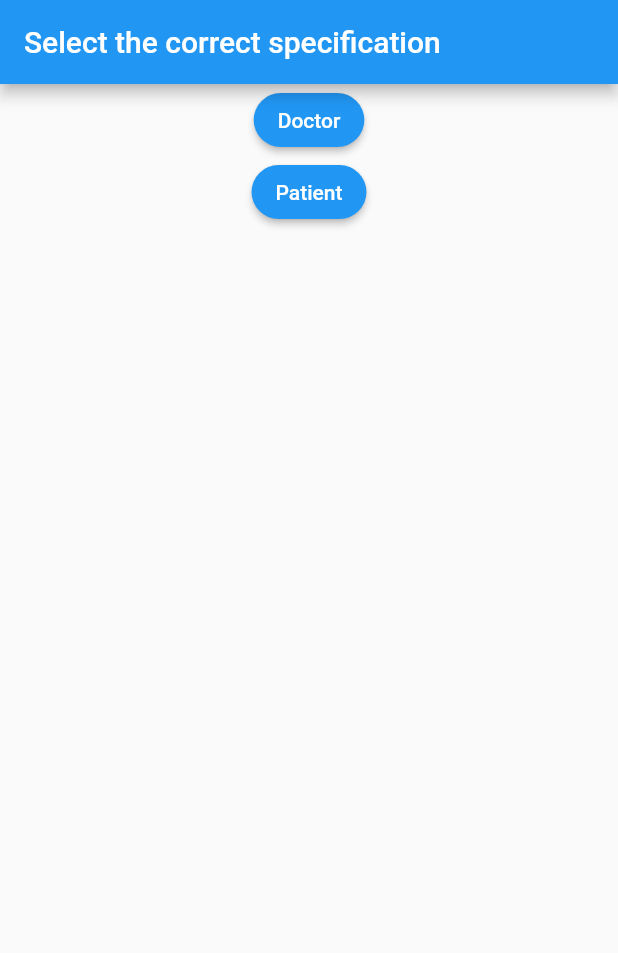
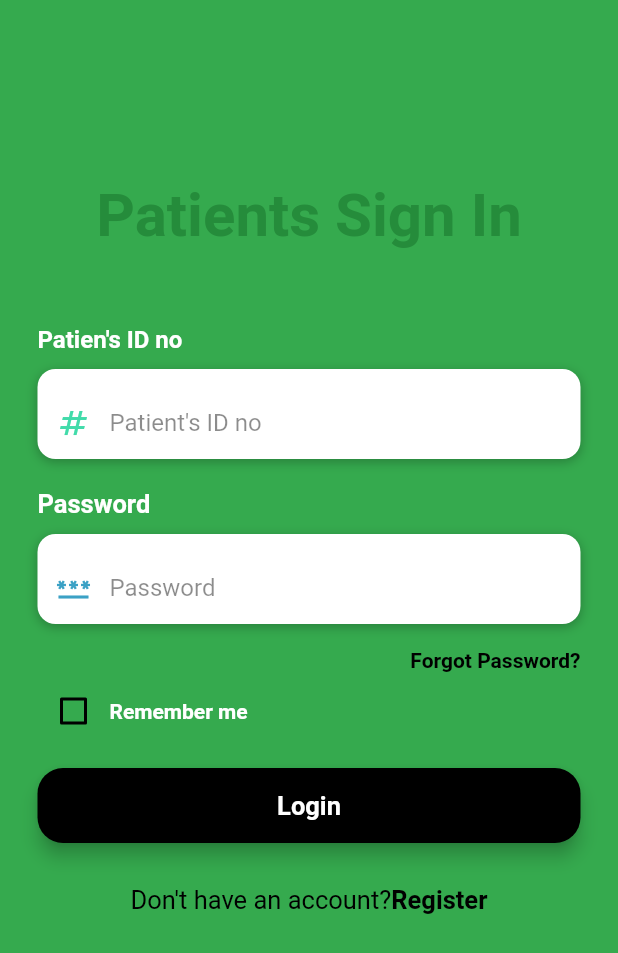
Before and after one commit to MosesColince/TodoAPP, a Flutter app: the screen it shows after launch, after a tap on "Patient", on a phone screen of 412 x 824 dp. Shown: the top 953 px of the screen. Run offline on Flutter 3.47's test engine with Material 2 defaults, Android fonts, the phone set to English and light mode, and no system bars.

Commit message:
Create main page#7

```diff
--- a/todoapp/lib/loginscreen/doctorlogin.dart
+++ b/todoapp/lib/loginscreen/doctorlogin.dart
@@ -16,7 +16,7 @@ class _LoginScreenState extends State<LoginScreen> {
     return Container(
       alignment: Alignment.centerRight,
       child: FlatButton(
-        onPressed: () => print("Forgot Password pressed"),
+        onPressed: () => print("Forgot Password Button pressed"),
         padding: EdgeInsets.only(right: 0),
         child: Text(
           "Forgot Password?",
@@ -135,7 +135,7 @@ class _LoginScreenState extends State<LoginScreen> {
         width: double.infinity,
         child: RaisedButton(
             elevation: 5,
-            onPressed: () => print("Login Pressed"),
+            onPressed: () => print("Login Button Pressed"),
             padding: EdgeInsets.all(15),
             shape:
                 RoundedRectangleBorder(borderRadius: BorderRadius.circular(17)),
@@ -152,7 +152,7 @@ class _LoginScreenState extends State<LoginScreen> {
 
   Widget buildSignUpButton() {
     return GestureDetector(
-      onTap: () => print("Sign up Pressed"),
+      onTap: () => print("Registering Pressed"),
       child: RichText(
           text: TextSpan(children: [
         TextSpan(
@@ -162,7 +162,7 @@ class _LoginScreenState extends State<LoginScreen> {
                 color: Colors.black,
                 fontWeight: FontWeight.w400)),
         TextSpan(
-            text: "Sign Up",
+            text: "Register",
             style: TextStyle(
               fontSize: 17,
               color: Colors.black,
@@ -201,7 +201,7 @@ class _LoginScreenState extends State<LoginScreen> {
                     children: <Widget>[
                       // ignore: prefer_const_constructors
                       Text(
-                        "Sign in",
+                        "Doctor's Sign In",
                         style: const TextStyle(
                             color: Color.fromARGB(255, 37, 140, 59),
                             fontSize: 40,
--- a/todoapp/lib/loginscreen/patientlogin.dart
+++ /dev/null
@@ -1 +0,0 @@
-// ignore_for_file: deprecated_member_use
--- a/todoapp/lib/mainscreen.dart
+++ b/todoapp/lib/mainscreen.dart
@@ -1,6 +1,7 @@
 import 'package:flutter/material.dart';
 import 'package:todoapp/main.dart';
 import 'loginscreen/doctorlogin.dart';
+import 'patientlogin.dart';
 
 class MainScreen extends StatelessWidget {
   const MainScreen({super.key});
@@ -8,6 +9,11 @@ class MainScreen extends StatelessWidget {
   @override
   Widget build(BuildContext context) {
     return Scaffold(
+      floatingActionButtonLocation: FloatingActionButtonLocation.centerFloat,
+      floatingActionButton: Container(
+        height: 70,
+        margin: const EdgeInsets.all(10),
+      ),
       appBar: AppBar(
         title: const Text("Select the correct specification"),
       ),
@@ -28,6 +34,10 @@ class MainScreen extends StatelessWidget {
             ElevatedButton(
               onPressed: () {
                 print("Patient button selected");
+                Navigator.push(
+                    context,
+                    MaterialPageRoute(
+                        builder: (context) => PatientLoginScreen()));
               },
               style: ElevatedButton.styleFrom(
                   shape: RoundedRectangleBorder(
--- a/todoapp/lib/patientlogin.dart
+++ b/todoapp/lib/patientlogin.dart
@@ -1,14 +1,16 @@
+// ignore_for_file: deprecated_member_use
+
 import 'package:flutter/material.dart';
 import 'package:flutter/services.dart';
 
 // ignore: use_key_in_widget_constructors
-class LoginScreen extends StatefulWidget {
+class PatientLoginScreen extends StatefulWidget {
   @override
   // ignore: library_private_types_in_public_api
-  _LoginScreenState createState() => _LoginScreenState();
+  _PatientLoginScreenState createState() => _PatientLoginScreenState();
 }
 
-class _LoginScreenState extends State<LoginScreen> {
+class _PatientLoginScreenState extends State<PatientLoginScreen> {
   bool isRememberMe = false;
   Widget buildForgotPassWordButton() {
     return Container(
@@ -133,7 +135,7 @@ class _LoginScreenState extends State<LoginScreen> {
         width: double.infinity,
         child: RaisedButton(
             elevation: 5,
-            onPressed: () => print("Login Pressed"),
+            onPressed: () => print("Login Button Pressed"),
             padding: EdgeInsets.all(15),
             shape:
                 RoundedRectangleBorder(borderRadius: BorderRadius.circular(17)),
@@ -150,7 +152,7 @@ class _LoginScreenState extends State<LoginScreen> {
 
   Widget buildSignUpButton() {
     return GestureDetector(
-      onTap: () => print("Sign up Pressed"),
+      onTap: () => print("Register Button Pressed"),
       child: RichText(
           text: TextSpan(children: [
         TextSpan(
@@ -160,7 +162,7 @@ class _LoginScreenState extends State<LoginScreen> {
                 color: Colors.black,
                 fontWeight: FontWeight.w400)),
         TextSpan(
-            text: "Sign Up",
+            text: "Register",
             style: TextStyle(
               fontSize: 17,
               color: Colors.black,
@@ -199,7 +201,7 @@ class _LoginScreenState extends State<LoginScreen> {
                     children: <Widget>[
                       // ignore: prefer_const_constructors
                       Text(
-                        "Sign in",
+                        "Patients Sign In",
                         style: const TextStyle(
                             color: Color.fromARGB(255, 37, 140, 59),
                             fontSize: 40,
```
